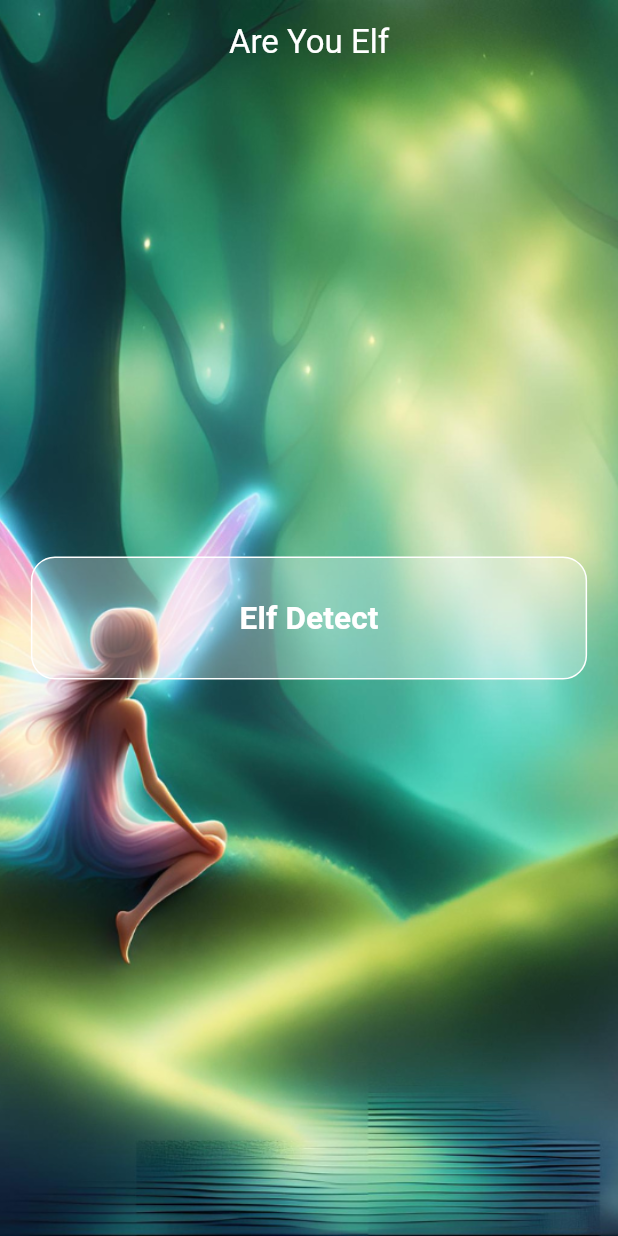
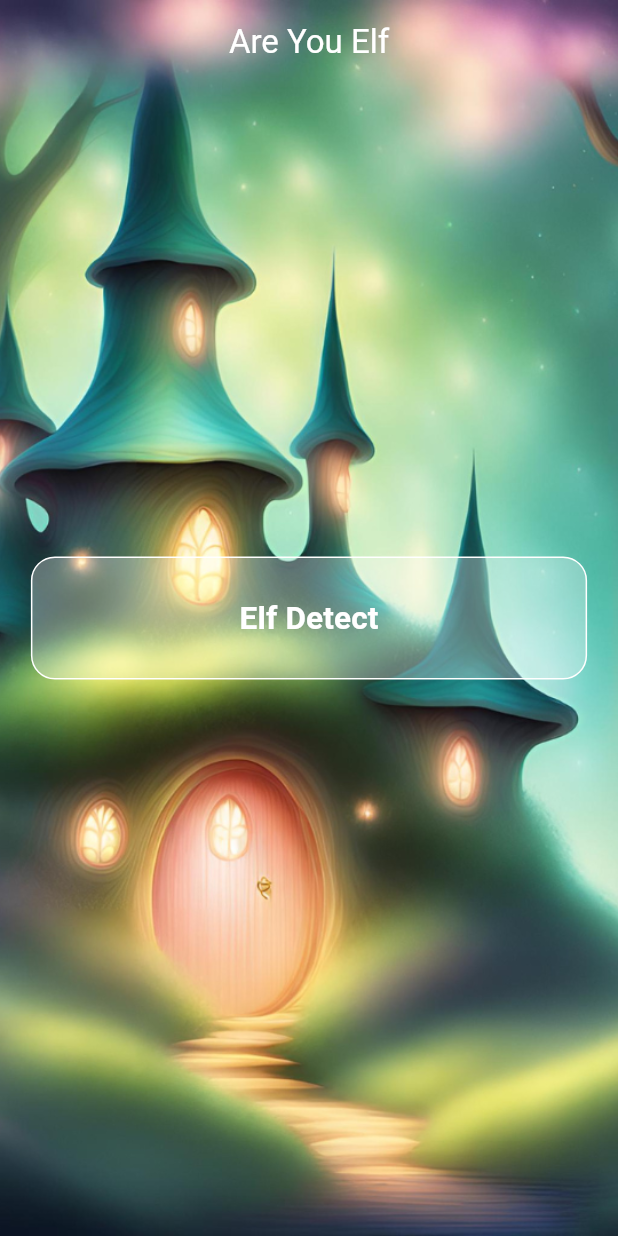
Before and after one commit to whenyourapprun/AreYouElf, a Flutter app: the screen it shows after launch, on a phone screen of 412 x 824 dp. Run offline on Flutter 3.47's test engine with Material 3 defaults, Android fonts, the light colour scheme and no system bars; our stand-ins replace camera, google_fonts; missing offline and left inert: exif, google_mlkit_commons, google_mlkit_face_detection, pytorch_lite, tflite_flutter.

Commit message:
메메인화면 변경

```diff
--- a/lib/pages/home_page.dart
+++ b/lib/pages/home_page.dart
@@ -22,7 +22,7 @@ class HomePage extends StatelessWidget {
       body: Stack(
         children: [
           Image.asset(
-            'assets/images/elf_bg_4.png',
+            'assets/images/elf_bg_3.png',
             fit: BoxFit.cover,
             width: double.infinity,
             height: double.infinity,
```
